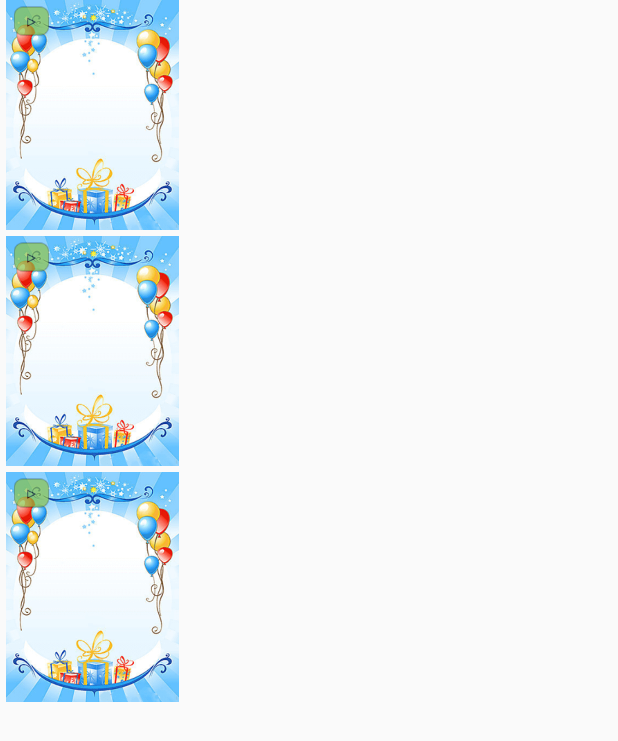
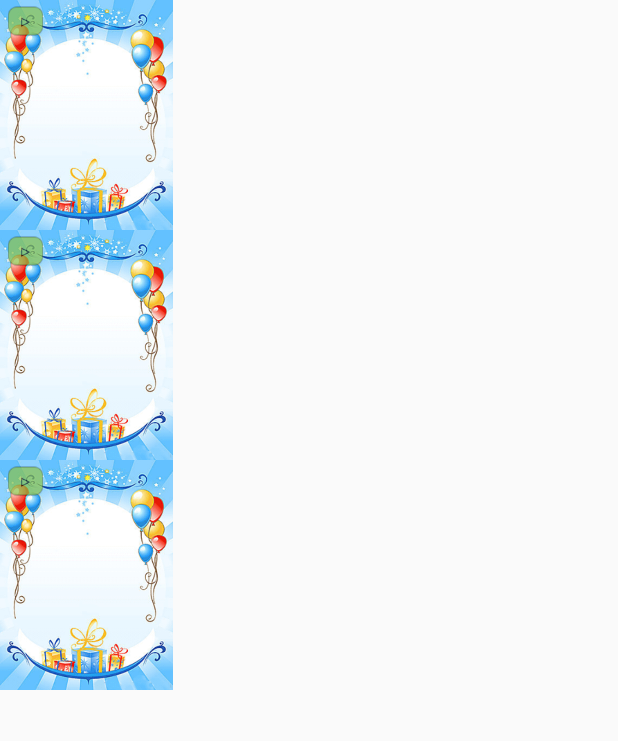
Before and after one commit to AlexSheiko/PartyInvitations, an Android app: the layout activity_grid.xml on its own in the app's theme, with its tools: preview values and no code run, on a phone screen of 412 x 824 dp. Shown: the top 741 px of the screen. Run offline under Robolectric (Android 15) with nearby library versions, the light colour scheme and no system bars; plain views replace PercentRelativeLayout.

Commit message:
Remove spacing between images

```diff
--- a/app/src/main/res/layout/activity_grid.xml
+++ b/app/src/main/res/layout/activity_grid.xml
@@ -8,8 +8,6 @@
     android:clipToPadding="false"
     android:horizontalSpacing="16dp"
     android:paddingBottom="26dp"
-    android:paddingLeft="4dp"
-    android:paddingRight="4dp"
     android:verticalSpacing="4dp"
     tools:context=".GridActivity"
     tools:listitem="@layout/item_template"/>
--- a/app/src/main/res/layout/item_template.xml
+++ b/app/src/main/res/layout/item_template.xml
@@ -6,11 +6,10 @@
     android:id="@+id/container"
     android:layout_width="match_parent"
     android:layout_height="wrap_content"
-    app:layout_aspectRatio="178%"
-    android:layout_marginBottom="4dp"
     android:clickable="true"
     android:focusable="true"
     android:foreground="?selectableItemBackground"
+    app:layout_aspectRatio="178%"
     tools:layout_width="115dp">
 
     <ImageView
```
